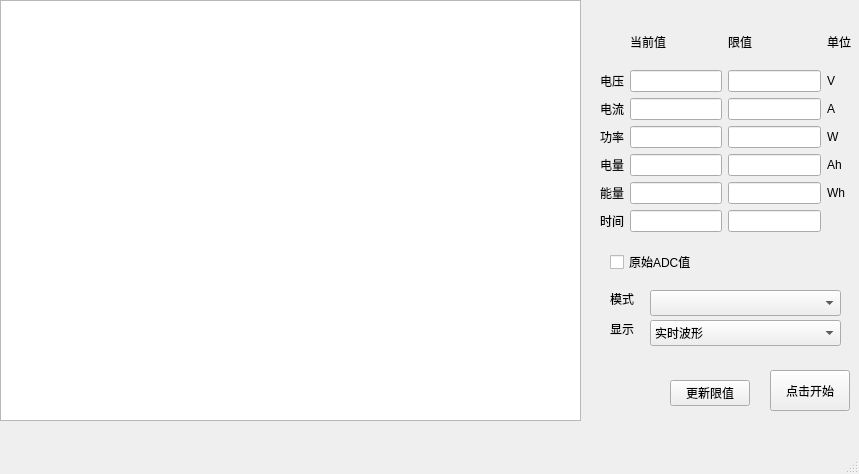
Old version of the form tools/client/main_window.ui in the repository XuHg-zjcn/battery_tester.
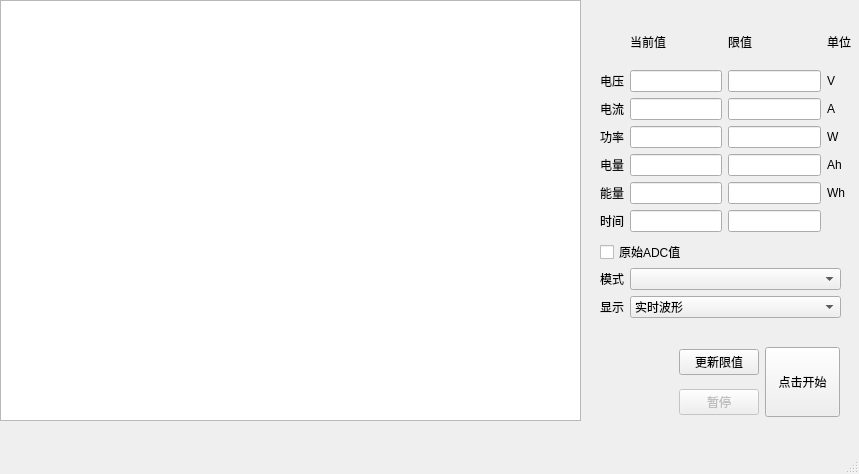
New version of the form. Custom widgets are drawn as their Qt base class.

```diff
--- a/tools/client/main_window.ui
+++ b/tools/client/main_window.ui
@@ -24,24 +24,11 @@
      </rect>
     </property>
    </widget>
-   <widget class="QPushButton" name="pushButton_startstop">
-    <property name="geometry">
-     <rect>
-      <x>770</x>
-      <y>370</y>
-      <width>80</width>
-      <height>41</height>
-     </rect>
-    </property>
-    <property name="text">
-     <string>点击开始</string>
-    </property>
-   </widget>
    <widget class="QCheckBox" name="checkBox_raw">
     <property name="geometry">
      <rect>
-      <x>610</x>
-      <y>250</y>
+      <x>600</x>
+      <y>240</y>
       <width>81</width>
       <height>24</height>
      </rect>
@@ -50,16 +37,6 @@
      <string>原始ADC值</string>
     </property>
    </widget>
-   <widget class="QComboBox" name="comboBox_mode">
-    <property name="geometry">
-     <rect>
-      <x>650</x>
-      <y>290</y>
-      <width>191</width>
-      <height>26</height>
-     </rect>
-    </property>
-   </widget>
    <widget class="QWidget" name="gridLayoutWidget">
     <property name="geometry">
      <rect>
@@ -230,64 +207,109 @@
      </item>
     </layout>
    </widget>
-   <widget class="QPushButton" name="pushButton_updatelimit">
+   <widget class="QWidget" name="horizontalLayoutWidget">
     <property name="geometry">
      <rect>
-      <x>670</x>
-      <y>380</y>
-      <width>80</width>
-      <height>26</height>
+      <x>679</x>
+      <y>341</y>
+      <width>161</width>
+      <height>82</height>
      </rect>
     </property>
-    <property name="text">
-     <string>更新限值</string>
-    </property>
+    <layout class="QHBoxLayout" name="horizontalLayout">
+     <item>
+      <layout class="QVBoxLayout" name="verticalLayout">
+       <item>
+        <widget class="QPushButton" name="pushButton_UpdateLimit">
+         <property name="text">
+          <string>更新限值</string>
+         </property>
+        </widget>
+       </item>
+       <item>
+        <widget class="QPushButton" name="pushButton_PauseResume">
+         <property name="enabled">
+          <bool>false</bool>
+         </property>
+         <property name="text">
+          <string>暂停</string>
+         </property>
+         <property name="checkable">
+          <bool>false</bool>
+         </property>
+         <property name="checked">
+          <bool>false</bool>
+         </property>
+         <property name="autoExclusive">
+          <bool>false</bool>
+         </property>
+        </widget>
+       </item>
+      </layout>
+     </item>
+     <item>
+      <widget class="QPushButton" name="pushButton_StartStop">
+       <property name="minimumSize">
+        <size>
+         <width>60</width>
+         <height>70</height>
+        </size>
+       </property>
+       <property name="text">
+        <string>点击开始</string>
+       </property>
+       <property name="iconSize">
+        <size>
+         <width>16</width>
+         <height>16</height>
+        </size>
+       </property>
+      </widget>
+     </item>
+    </layout>
    </widget>
-   <widget class="QLabel" name="label_mode">
+   <widget class="QWidget" name="formLayoutWidget">
     <property name="geometry">
      <rect>
-      <x>610</x>
-      <y>290</y>
-      <width>31</width>
-      <height>18</height>
+      <x>600</x>
+      <y>268</y>
+      <width>241</width>
+      <height>61</height>
      </rect>
     </property>
-    <property name="text">
-     <string>模式</string>
-    </property>
-   </widget>
-   <widget class="QComboBox" name="comboBox_show">
-    <property name="geometry">
-     <rect>
-      <x>650</x>
-      <y>320</y>
-      <width>191</width>
-      <height>26</height>
-     </rect>
-    </property>
-    <item>
-     <property name="text">
-      <string>实时波形</string>
-     </property>
-    </item>
-    <item>
-     <property name="text">
-      <string>放电曲线</string>
-     </property>
-    </item>
-   </widget>
-   <widget class="QLabel" name="label_show">
-    <property name="geometry">
-     <rect>
-      <x>610</x>
-      <y>320</y>
-      <width>31</width>
-      <height>18</height>
-     </rect>
-    </property>
-    <property name="text">
-     <string>显示</string>
-    </property>
+    <layout class="QFormLayout" name="formLayout">
+     <item row="0" column="0">
+      <widget class="QLabel" name="label_mode">
+       <property name="text">
+        <string>模式</string>
+       </property>
+      </widget>
+     </item>
+     <item row="0" column="1">
+      <widget class="QComboBox" name="comboBox_mode"/>
+     </item>
+     <item row="1" column="0">
+      <widget class="QLabel" name="label_show">
+       <property name="text">
+        <string>显示</string>
+       </property>
+      </widget>
+     </item>
+     <item row="1" column="1">
+      <widget class="QComboBox" name="comboBox_show">
+       <item>
+        <property name="text">
+         <string>实时波形</string>
+        </property>
+       </item>
+       <item>
+        <property name="text">
+         <string>放电曲线</string>
+        </property>
+       </item>
+      </widget>
+     </item>
+    </layout>
    </widget>
   </widget>
   <widget class="QMenuBar" name="menubar">
```
